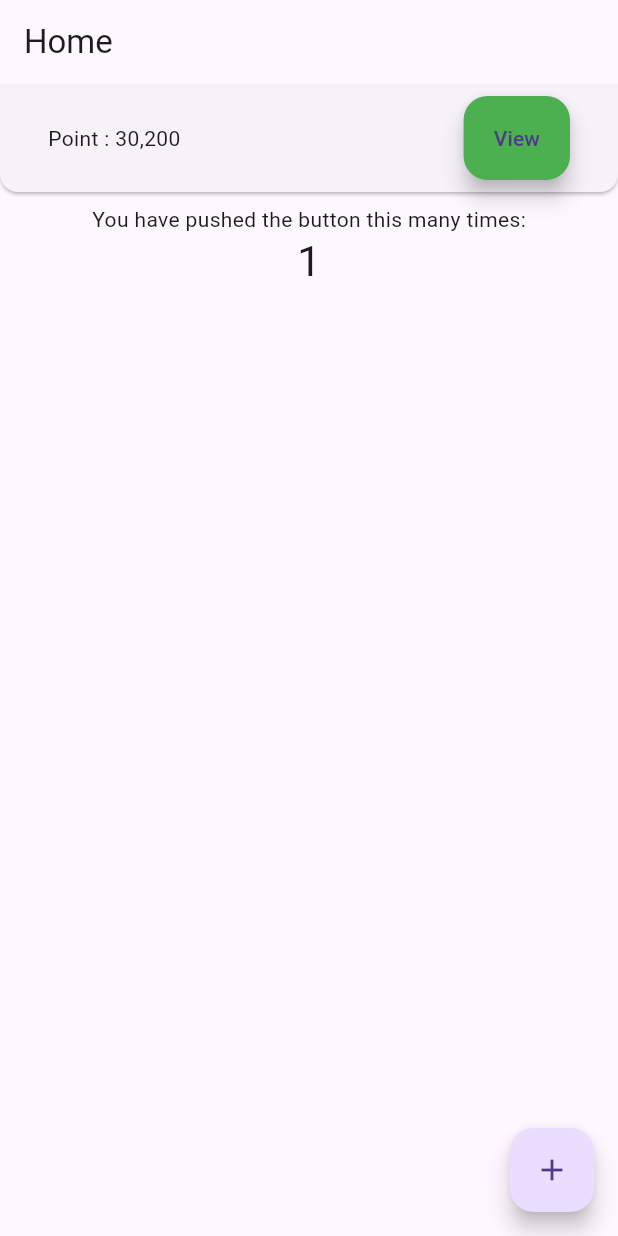
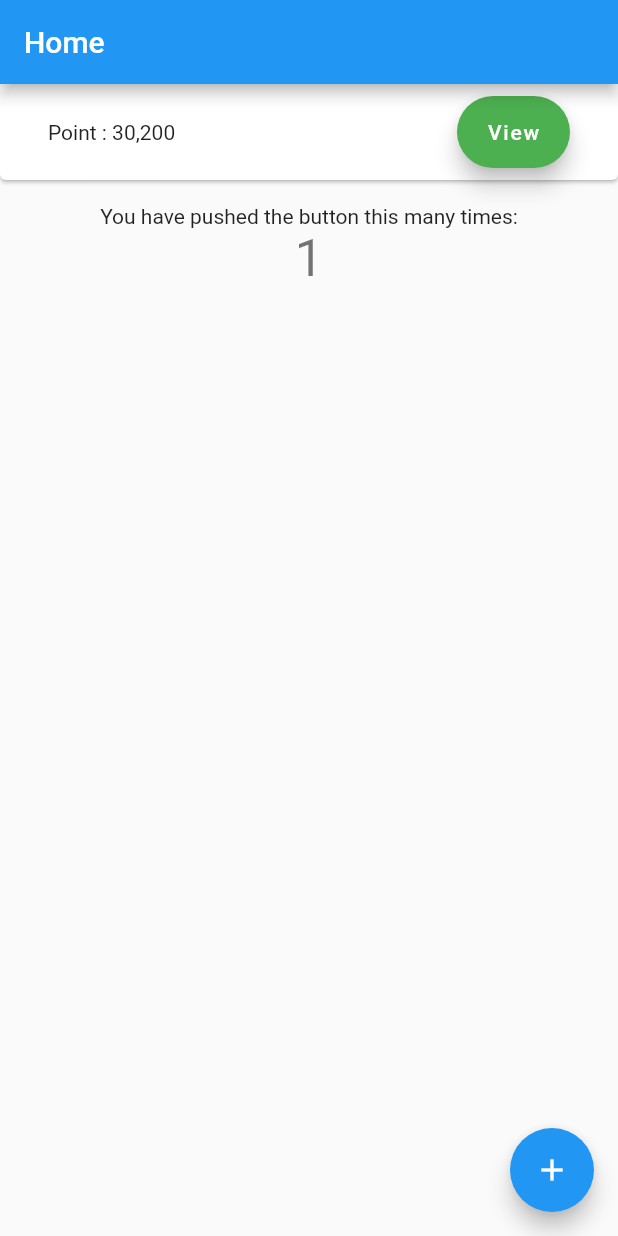
Before and after one commit to shiburagi/Coordinator-Layout---Flutter, a Flutter app: the screen it shows after launch, after a tap on the "add" icon, on a phone screen of 412 x 824 dp. Run offline on Flutter 3.47's test engine with Material 3 defaults, Android fonts, the phone set to English and light mode, and no system bars.

Commit message:
Upgrade SDK

```diff
--- a/example/lib/main.dart
+++ b/example/lib/main.dart
@@ -1,5 +1,3 @@
-import 'dart:ui';
-
 import 'package:coordinator_layout/coordinator_layout.dart';
 import 'package:flutter/material.dart';
 
@@ -14,6 +12,7 @@ class MyApp extends StatelessWidget {
     return MaterialApp(
       title: 'Flutter Demo',
       theme: ThemeData(
+        useMaterial3: false,
         primarySwatch: Colors.blue,
         visualDensity: VisualDensity.adaptivePlatformDensity,
       ),
@@ -23,7 +22,7 @@ class MyApp extends StatelessWidget {
 }
 
 class MyHomePage extends StatefulWidget {
-  MyHomePage({Key key, this.title}) : super(key: key);
+  MyHomePage({super.key, required this.title});
 
   // This widget is the home page of your application. It is stateful, meaning
   // that it has a State object (defined below) that contains fields that affect
@@ -56,8 +55,7 @@ class _MyHomePageState extends State<MyHomePage> {
 
   @override
   Widget build(BuildContext context) {
-    double headerMinHeight =
-        kToolbarHeight + MediaQuery.of(context).padding.top;
+    double headerMinHeight = kToolbarHeight + MediaQuery.of(context).padding.top;
     return Scaffold(
       body: CoordinatorLayout(
         headerMaxHeight: headerMinHeight + 80,
@@ -79,10 +77,8 @@ class _MyHomePageState extends State<MyHomePage> {
                             Opacity(
                               opacity: offset,
                               child: Container(
-                                margin: EdgeInsets.only(
-                                    top: headerMinHeight * (offset)),
-                                padding: EdgeInsets.symmetric(
-                                    horizontal: 32, vertical: 8),
+                                margin: EdgeInsets.only(top: headerMinHeight * (offset)),
+                                padding: EdgeInsets.symmetric(horizontal: 32, vertical: 8),
                                 child: Row(
                                   children: <Widget>[
                                     Expanded(
@@ -112,9 +108,7 @@ class _MyHomePageState extends State<MyHomePage> {
           })
         ],
         body: ListView.builder(
-            itemCount: 1,
-            itemBuilder: (context, index) =>
-                Container(height: null, child: buildBody(context))),
+            itemCount: 1, itemBuilder: (context, index) => Container(height: null, child: buildBody(context))),
       ),
       floatingActionButton: FloatingActionButton(
         onPressed: _incrementCounter,
--- a/example/pubspec.yaml
+++ b/example/pubspec.yaml
@@ -18,7 +18,7 @@ publish_to: 'none' # Remove this line if you wish to publish to pub.dev
 version: 1.0.0+1
 
 environment:
-  sdk: ">=2.7.0 <3.0.0"
+  sdk: ">=3.0.0 <3.13.9"
 
 dependencies:
   flutter:
@@ -27,7 +27,6 @@ dependencies:
 
   # The following adds the Cupertino Icons font to your application.
   # Use with the CupertinoIcons class for iOS style icons.
-  cupertino_icons: ^0.1.3
   coordinator_layout:
     path: ../
 dev_dependencies:
--- a/lib/components/coordinator.dart
+++ b/lib/components/coordinator.dart
@@ -2,17 +2,17 @@ import 'package:flutter/material.dart';
 
 class CoordinatorLayout extends StatefulWidget {
   CoordinatorLayout({
-    @required this.headerMinHeight,
-    @required this.headerMaxHeight,
-    @required this.headers,
-    this.body,
+    required this.headerMinHeight,
+    required this.headerMaxHeight,
+    required this.headers,
+    required this.body,
     this.scrollController,
     this.snap = true,
-    Key key,
-  }) : super(key: key);
+    super.key,
+  });
   final List<Widget> headers;
   final Widget body;
-  final ScrollController scrollController;
+  final ScrollController? scrollController;
 
   final double headerMinHeight;
   final double headerMaxHeight;
@@ -21,40 +21,16 @@ class CoordinatorLayout extends StatefulWidget {
   @override
   CoordinatorLayoutState createState() => CoordinatorLayoutState();
 
-  static CoordinatorLayoutState of(BuildContext context,
-      {bool nullOk = false}) {
-    assert(nullOk != null);
-    assert(context != null);
-    final CoordinatorLayoutState result =
-        context.findAncestorStateOfType<CoordinatorLayoutState>();
-    if (nullOk || result != null) return result;
-    throw FlutterError.fromParts(<DiagnosticsNode>[
-      ErrorSummary(
-          'CoordinatorLayoutState.of() called with a context that does not contain a CoordinatorLayoutState.'),
-      ErrorDescription(
-          'No CoordinatorLayoutState ancestor could be found starting from the context that was passed to CoordinatorLayoutState.of(). '
-          'This usually happens when the context provided is from the same StatefulWidget as that '
-          'whose build function actually creates the CoordinatorLayoutState widget being sought.'),
-      ErrorHint(
-          'There are several ways to avoid this problem. The simplest is to use a Builder to get a '
-          'context that is "under" the CoordinatorLayoutState. For an example of this, please see the '
-          'documentation for CoordinatorLayoutState.of():\n'
-          '  https://api.flutter.dev/flutter/material/CoordinatorLayoutState/of.html'),
-      ErrorHint(
-          'A more efficient solution is to split your build function into several widgets. This '
-          'introduces a new context from which you can obtain the CoordinatorLayoutState. In this solution, '
-          'you would have an outer widget that creates the CoordinatorLayoutState populated by instances of '
-          'your new inner widgets, and then in these inner widgets you would use CoordinatorLayoutState.of().\n'
-          'A less elegant but more expedient solution is assign a GlobalKey to the CoordinatorLayoutState, '
-          'then use the key.currentState property to obtain the CoordinatorLayoutStateState rather than '
-          'using the CoordinatorLayoutState.of() function.'),
-      context.describeElement('The context used was')
-    ]);
+  static CoordinatorLayoutState? of(BuildContext context) {
+    final CoordinatorLayoutState? result = context.findAncestorStateOfType<CoordinatorLayoutState>();
+    return result;
   }
 }
 
 class CoordinatorLayoutState extends State<CoordinatorLayout> {
-  ScrollController scrollController;
+  late ScrollController scrollController;
+  Future<void>? scrollAnimateToRunning;
+
   @override
   void initState() {
     super.initState();
@@ -65,8 +41,6 @@ class CoordinatorLayoutState extends State<CoordinatorLayout> {
   Widget build(BuildContext context) {
     return buildNestedScrollView();
   }
-
-  Future<void> scrollAnimateToRunning;
 
   Future toggle(double range) async {
     if (scrollController.offset > 0 && scrollController.offset < range) {
--- a/lib/components/header.dart
+++ b/lib/components/header.dart
@@ -3,12 +3,11 @@ import 'dart:math';
 import 'package:coordinator_layout/coordinator_layout.dart';
 import 'package:flutter/material.dart';
 
-typedef CollapseWidgetBuilder = Widget Function(
-    BuildContext context, double offset, double diffPixel);
+typedef CollapseWidgetBuilder = Widget Function(BuildContext context, double offset, double diffPixel);
 
 class SliverCollapsingHeader extends SliverPersistentHeader {
   SliverCollapsingHeader({
-    @required this.builder,
+    required this.builder,
   }) : super(
           pinned: true,
           floating: true,
@@ -21,31 +20,31 @@ class SliverCollapsingHeader extends SliverPersistentHeader {
 
   @override
   Widget build(BuildContext context) {
-    CoordinatorLayout _layout = CoordinatorLayout.of(context).widget;
-    SliverCollapseHeaderDelegate delegate = super.delegate;
-    delegate.minHeight = _layout.headerMinHeight;
-    delegate.maxHeight = _layout.headerMaxHeight;
+    CoordinatorLayout? _layout = CoordinatorLayout.of(context)?.widget;
+    SliverPersistentHeaderDelegate _delegate = super.delegate;
+    SliverCollapseHeaderDelegate? delegate = _delegate is SliverCollapseHeaderDelegate ? _delegate : null;
+    delegate?.minHeight = _layout?.headerMinHeight ?? 0.0;
+    delegate?.maxHeight = _layout?.headerMaxHeight ?? 0.0;
     return super.build(context);
   }
 }
 
 class SliverCollapseHeaderDelegate extends SliverPersistentHeaderDelegate {
   SliverCollapseHeaderDelegate({
-    @required this.builder,
+    required this.builder,
   });
-  double minHeight;
-  double maxHeight;
+  double? minHeight;
+  double? maxHeight;
   final CollapseWidgetBuilder builder;
 
   @override
-  double get minExtent => this.minHeight;
+  double get minExtent => this.minHeight ?? 0;
   @override
-  double get maxExtent => this.maxHeight;
+  double get maxExtent => this.maxHeight ?? 0;
 
   double offset = 0;
   @override
-  Widget build(
-      BuildContext context, double shrinkOffset, bool overlapsContent) {
+  Widget build(BuildContext context, double shrinkOffset, bool overlapsContent) {
     double diffPixel = (this.maxExtent - this.minExtent);
     double offset = shrinkOffset / diffPixel;
     return builder(context, 1.0 - min(1, offset), diffPixel);
--- a/pubspec.yaml
+++ b/pubspec.yaml
@@ -1,11 +1,11 @@
 name: coordinator_layout
 description: a Library contains widget/layout to handle collapsing header behavior
-version: 0.0.6+8
-homepage: https://github.com/shiburagi/Drawer-Behavior-Flutter
+version: 1.0.1
+homepage: https://github.com/shiburagi/Coordinator-Layout---Flutter
 
 
 environment:
-  sdk: ">=2.1.0 <3.0.0"
+  sdk: ">=3.0.0 <3.13.9"
 
 dependencies:
   flutter:
```
Also changed, not shown: example/pubspec.lock, pubspec.lock, 7 other files.
